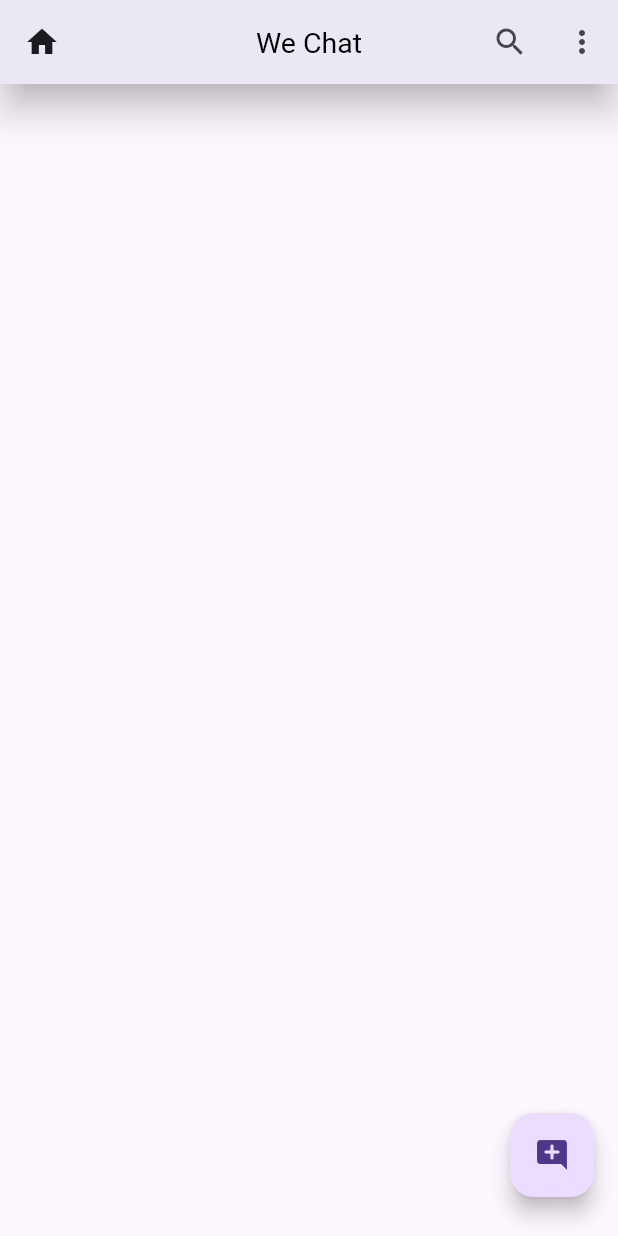
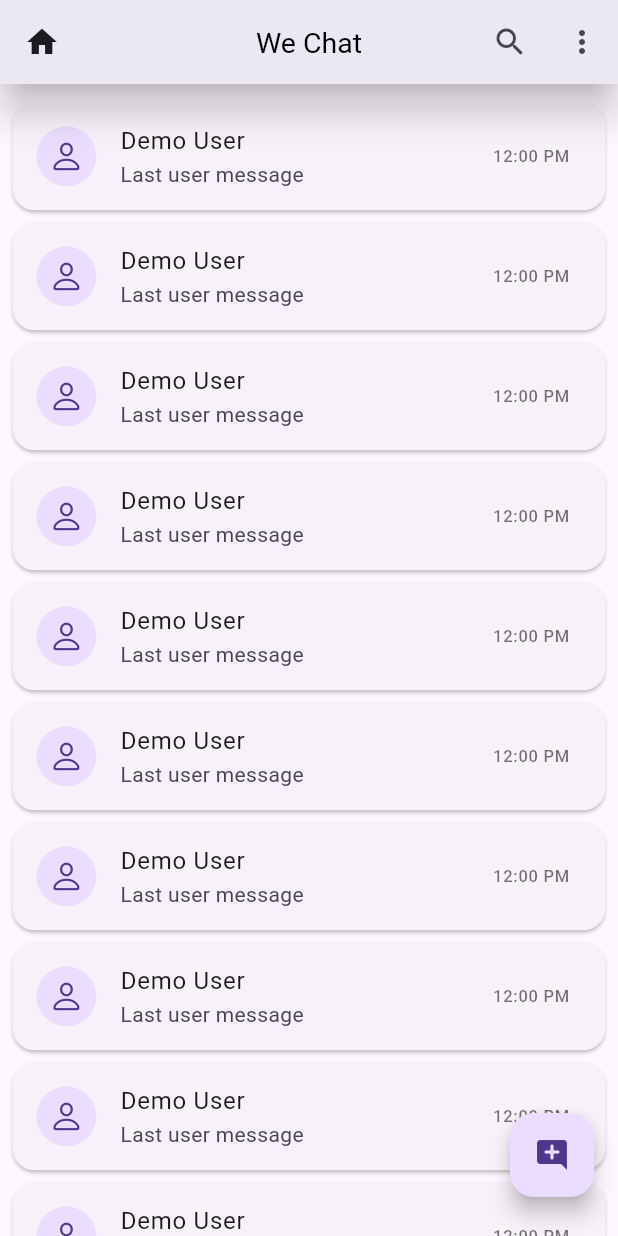
Before and after one commit to RishabhKumar2201/We-Chat-Application, a Flutter app: the HomeScreen screen opened directly, on a phone screen of 412 x 824 dp. Run offline on Flutter 3.47's test engine with Material 3 defaults, Android fonts, the phone set to English and light mode, and no system bars; our stand-ins replace firebase_auth, firebase_core, google_sign_in; accounts and stored records are empty.

Commit message:
Second commit

```diff
--- /dev/null
+++ b/lib/api/apis.dart
@@ -0,0 +1,5 @@
+import 'package:firebase_auth/firebase_auth.dart';
+
+class APIs{
+  static FirebaseAuth auth = FirebaseAuth.instance;
+}
--- a/lib/screens/home_screen.dart
+++ b/lib/screens/home_screen.dart
@@ -1,4 +1,9 @@
+import 'package:chat_app/api/apis.dart';
+import 'package:chat_app/widgets/chat_user_card.dart';
 import 'package:flutter/material.dart';
+import 'package:google_sign_in/google_sign_in.dart';
+
+import '../main.dart';
 
 class HomeScreen extends StatefulWidget {
   const HomeScreen({super.key});
@@ -14,9 +19,11 @@ class _HomeScreenState extends State<HomeScreen> {
       //appBar
       appBar: AppBar(
         leading: Icon(Icons.home),
-        title: Text("We Chat", style: TextStyle(
-            color: Colors.black, fontWeight: FontWeight.normal, fontSize: 19),),
-
+        title: Text(
+          "We Chat",
+          style: TextStyle(
+              color: Colors.black, fontWeight: FontWeight.normal, fontSize: 19),
+        ),
         actions: [
           //Search user button
           IconButton(onPressed: () {}, icon: Icon(Icons.search)),
@@ -30,10 +37,24 @@ class _HomeScreenState extends State<HomeScreen> {
       floatingActionButton: Padding(
         padding: const EdgeInsets.only(bottom: 10),
         child: FloatingActionButton(
-          onPressed: (){},
+          onPressed: () {
+            //Sign out function
+            _signOut() async {
+              await APIs.auth.signOut();
+              await GoogleSignIn().signOut();
+            }
+          },
           child: Icon(Icons.add_comment_rounded),
         ),
       ),
+
+      body: ListView.builder(
+        padding: EdgeInsets.only(top: mq.height * 0.01),
+          itemCount: 16,
+          physics: BouncingScrollPhysics(),
+          itemBuilder: (context, index) {
+            return const ChatUserCard();
+          }),
     );
   }
 }
--- /dev/null
+++ b/lib/widgets/chat_user_card.dart
@@ -0,0 +1,34 @@
+import 'package:flutter/cupertino.dart';
+import 'package:flutter/material.dart';
+
+import '../main.dart';
+
+class ChatUserCard extends StatefulWidget {
+  const ChatUserCard({super.key});
+
+  @override
+  State<ChatUserCard> createState() => _ChatUserCardState();
+}
+
+class _ChatUserCardState extends State<ChatUserCard> {
+  @override
+  Widget build(BuildContext context) {
+    return Card(
+      margin: EdgeInsets.symmetric(horizontal: mq.width * 0.02 , vertical: 4),
+      elevation: 1,
+      //color: Colors.blue.shade100,
+      shape: RoundedRectangleBorder(borderRadius: BorderRadius.circular(15)),
+      child: InkWell(
+        onTap: () {},
+        child: const ListTile(
+          leading: CircleAvatar(child: Icon(CupertinoIcons.person)),
+          title: Text('Demo User'),
+          subtitle: Text('Last user message', maxLines: 1,),
+          trailing: Text('12:00 PM', style: TextStyle(
+            color: Colors.black54
+          ),),
+        ),
+      ),
+    );
+  }
+}
```
Also changed, not shown: lib/helper/dialogs.dart (added, +17 -0 lines), lib/screens/auth/login_screen.dart (+24 -2 lines), lib/screens/splash_screen.dart (+14 -5 lines).
